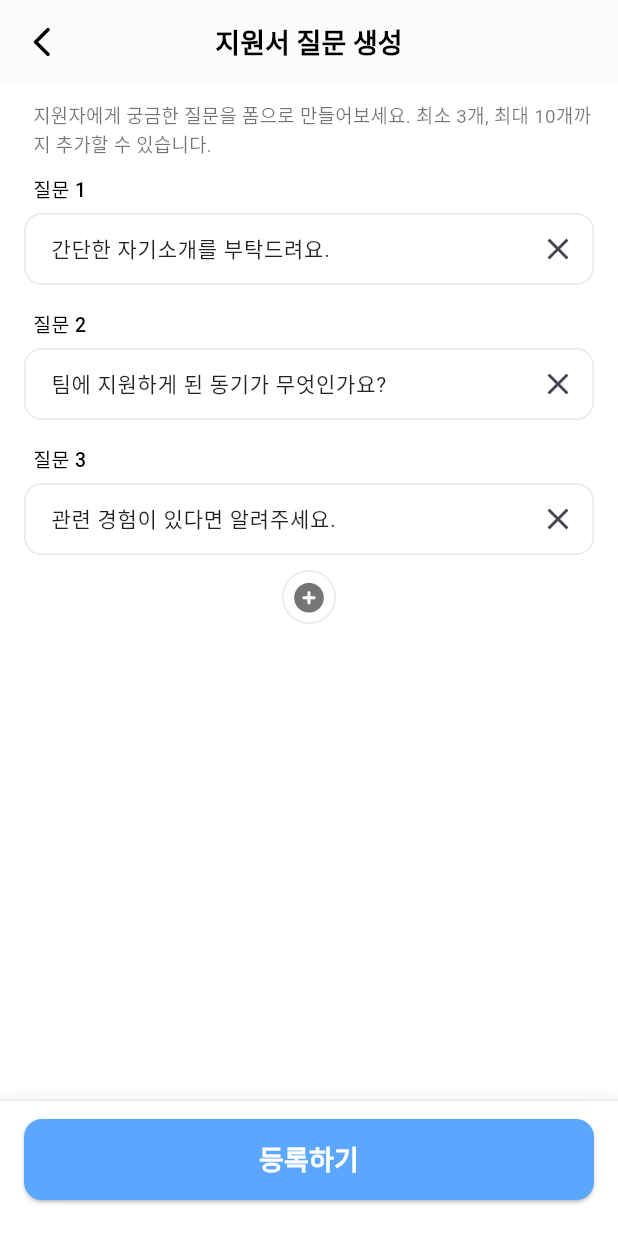
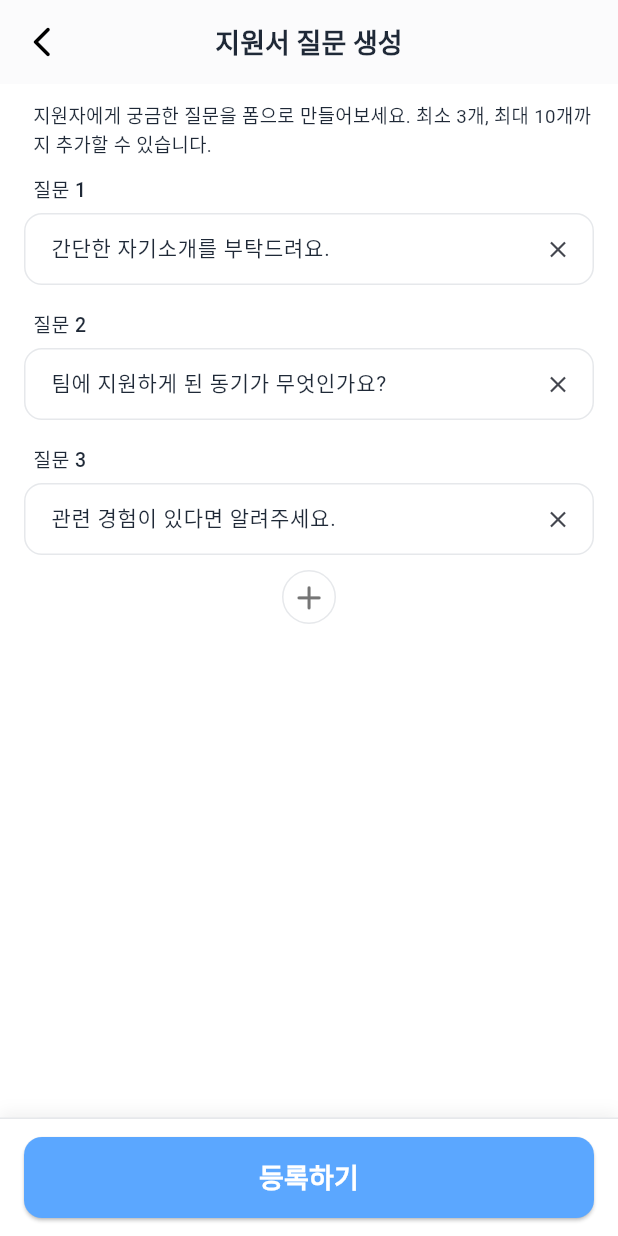
Before and after one commit to ikjunoob/matching, a Flutter app: the QuestionBuilderScreen screen opened directly, on a phone screen of 412 x 824 dp. Run offline on Flutter 3.47's test engine with Material 3 defaults, Android fonts, the phone set to English and light mode, and no system bars; our stand-ins replace calendar_date_picker2, dotted_border, dropdown_button2, file_picker, font_awesome_flutter, google_fonts and 2 more; network calls fail; Roboto replaces fonts that are missing (Pretendard).

Commit message:
feedback3_거의다고침

```diff
--- a/lib/screens/question_builder_screen.dart
+++ b/lib/screens/question_builder_screen.dart
@@ -26,23 +26,29 @@ class _QuestionBuilderScreenState extends State<QuestionBuilderScreen> {
   ];
 
   final List<TextEditingController> _controllers = [];
+  final List<bool> _hintOn = []; // ▷ 각 필드의 hint 표시 여부
   final _formKey = GlobalKey<FormState>();
 
-  TextEditingController _newController([String? initial]) {
+  TextEditingController _newController({
+    String? initial,
+    required bool showHint,
+  }) {
     final c = TextEditingController(text: initial ?? "");
-    // 텍스트 변할 때 우측 'x' 표시 갱신용
     c.addListener(() {
-      if (mounted) setState(() {});
+      if (mounted) setState(() {}); // x 아이콘 갱신
     });
+    _hintOn.add(showHint);
     return c;
   }
 
   @override
   void initState() {
     super.initState();
-    // 처음 3개는 플레이스홀더를 "실제 텍스트"로 채워둠
+    // 초기 3개는 "실제 텍스트 값"으로 채워둠. (힌트는 표시할 필요 없음)
     for (int i = 0; i < _minCount; i++) {
-      _controllers.add(_newController(_placeholders[i]));
+      _controllers.add(
+        _newController(initial: _placeholders[i], showHint: false),
+      );
     }
   }
 
@@ -58,7 +64,10 @@ class _QuestionBuilderScreenState extends State<QuestionBuilderScreen> {
     if (_controllers.length >= _maxCount) return;
     final idx = _controllers.length;
     final seed = idx < _placeholders.length ? _placeholders[idx] : "";
-    setState(() => _controllers.add(_newController(seed)));
+    // 새로 추가된 칸은 플레이스홀더를 "실제 텍스트"로 미리 넣고 싶으면 showHint:false + initial:seed
+    // 빈 칸으로 추가하고 싶으면: initial:null, showHint:true
+    _controllers.add(_newController(initial: seed, showHint: false));
+    setState(() {});
   }
 
   void _removeQuestion() {
@@ -66,6 +75,7 @@ class _QuestionBuilderScreenState extends State<QuestionBuilderScreen> {
     setState(() {
       final last = _controllers.removeLast();
       last.dispose();
+      _hintOn.removeLast();
     });
   }
 
@@ -74,12 +84,15 @@ class _QuestionBuilderScreenState extends State<QuestionBuilderScreen> {
 
   InputDecoration _whiteFieldDecoration({
     required TextEditingController controller,
+    required bool showHint,
     String? hint,
   }) {
     return InputDecoration(
-      hintText: hint ?? "",
+      hintText: showHint
+          ? (hint ?? "")
+          : null, // ▷ x 누르면 showHint=false 로 바뀌어 빈칸 유지
       hintStyle: const TextStyle(
-        color: Color(0xFF1F2937),
+        color: Color(0xFF111827),
         fontSize: 14,
         height: 1.35,
       ),
@@ -98,14 +111,25 @@ class _QuestionBuilderScreenState extends State<QuestionBuilderScreen> {
         borderRadius: BorderRadius.all(Radius.circular(12)),
       ),
       contentPadding: const EdgeInsets.symmetric(horizontal: 14, vertical: 12),
-      // 우측 'x' 아이콘 (텍스트 있을 때만 보이게)
+
+      // ▷ 'x' : 크기 줄이고, 탭 영역은 유지
       suffixIcon: controller.text.isNotEmpty
           ? IconButton(
+              icon: const Icon(Icons.close, size: 18),
+              padding: EdgeInsets.zero,
+              constraints: const BoxConstraints(minWidth: 36, minHeight: 36),
+              onPressed: () {
+                controller.clear(); // 텍스트 삭제
+                final i = _controllers.indexOf(controller);
+                if (i != -1) _hintOn[i] = false; // ▷ 힌트도 비활성화 → 완전 빈 박스
+                setState(() {});
+              },
               tooltip: "지우기",
-              icon: const Icon(Icons.close),
-              onPressed: () => controller.clear(),
             )
           : null,
+
+      // (선택) suffixIcon 위치 미세조정이 필요하면 suffixIconConstraints로 조절 가능
+      // suffixIconConstraints: const BoxConstraints.tightFor(height: 40, width: 40),
     );
   }
 
@@ -117,7 +141,7 @@ class _QuestionBuilderScreenState extends State<QuestionBuilderScreen> {
         style: const TextStyle(
           fontSize: 13,
           fontWeight: FontWeight.w500,
-          color: Colors.black,
+          color: Color(0xFF1F2937),
         ),
       ),
     );
@@ -141,11 +165,15 @@ class _QuestionBuilderScreenState extends State<QuestionBuilderScreen> {
         ),
         child: Icon(
           icon,
-          size: 20,
+          size: 18, // 살짝 더 작게
           color: enabled ? Colors.black54 : Colors.black26,
         ),
       ),
     );
+
+    // ▼ 만약 FontAwesome의 plusCircle / minusCircle을 쓰고 싶다면
+    //    위 컨테이너의 원·테두리를 제거해야 "겹침"이 안 보임:
+    // return IconButton(icon: FaIcon(FontAwesomeIcons.plusCircle), onPressed: onTap);
   }
 
   void _submit() {
@@ -176,7 +204,7 @@ class _QuestionBuilderScreenState extends State<QuestionBuilderScreen> {
         title: const Text(
           "지원서 질문 생성",
           style: TextStyle(
-            color: Colors.black,
+            color: Color(0xFF1F2937),
             fontWeight: FontWeight.w700,
             fontSize: 18,
           ),
@@ -197,12 +225,11 @@ class _QuestionBuilderScreenState extends State<QuestionBuilderScreen> {
                   padding: EdgeInsets.only(left: 6.0, bottom: 10),
                   child: Text(
                     "지원자에게 궁금한 질문을 폼으로 만들어보세요. 최소 3개, 최대 10개까지 추가할 수 있습니다.",
-                    style: TextStyle(fontSize: 12.5, color: Colors.black54),
+                    style: TextStyle(fontSize: 12.5, color: Color(0xFF1F2937)),
                   ),
                 ),
                 ...List.generate(_controllers.length, (index) {
                   final number = index + 1;
-                  // 플레이스홀더는 "입력값이 비어있을 때만" 안내용으로 사용
                   final hint = (index < _placeholders.length)
                       ? _placeholders[index]
                       : null;
@@ -220,10 +247,11 @@ class _QuestionBuilderScreenState extends State<QuestionBuilderScreen> {
                           style: const TextStyle(
                             fontSize: 14,
                             height: 1.35,
-                            color: Colors.black87,
+                            color: Color(0xFF1F2937),
                           ),
                           decoration: _whiteFieldDecoration(
                             controller: _controllers[index],
+                            showHint: _hintOn[index],
                             hint: hint,
                           ),
                         ),
@@ -234,16 +262,14 @@ class _QuestionBuilderScreenState extends State<QuestionBuilderScreen> {
                               mainAxisAlignment: MainAxisAlignment.center,
                               children: [
                                 if (_controllers.length == _minCount)
-                                  // ➕ FontAwesome로 교체
                                   _circleIconButton(
-                                    icon: FontAwesomeIcons.plusCircle,
+                                    icon: FontAwesomeIcons.plus, // ← 원 없는 아이콘
                                     onTap: _addQuestion,
                                     enabled: _canAdd,
                                   )
                                 else if (_controllers.length == _maxCount)
-                                  // ➖ FontAwesome로 교체
                                   _circleIconButton(
-                                    icon: FontAwesomeIcons.minusCircle,
+                                    icon: FontAwesomeIcons.minus, // ← 원 없는 아이콘
                                     onTap: _removeQuestion,
                                     enabled: _canRemove,
                                   )
@@ -251,13 +277,13 @@ class _QuestionBuilderScreenState extends State<QuestionBuilderScreen> {
                                   Row(
                                     children: [
                                       _circleIconButton(
-                                        icon: FontAwesomeIcons.plusCircle,
+                                        icon: FontAwesomeIcons.plus,
                                         onTap: _addQuestion,
                                         enabled: _canAdd,
                                       ),
                                       const SizedBox(width: 12),
                                       _circleIconButton(
-                                        icon: FontAwesomeIcons.minusCircle,
+                                        icon: FontAwesomeIcons.minus,
                                         onTap: _removeQuestion,
                                         enabled: _canRemove,
                                       ),
@@ -276,7 +302,7 @@ class _QuestionBuilderScreenState extends State<QuestionBuilderScreen> {
         ),
       ),
       bottomSheet: Container(
-        padding: const EdgeInsets.fromLTRB(16, 12, 16, 16 + 8),
+        padding: const EdgeInsets.fromLTRB(16, 12, 16, 12),
         decoration: const BoxDecoration(
           color: Colors.white,
           border: Border(top: BorderSide(color: Color(0xFFE6E8EB), width: 1)),
@@ -284,7 +310,7 @@ class _QuestionBuilderScreenState extends State<QuestionBuilderScreen> {
             BoxShadow(
               color: Color(0x0F000000),
               blurRadius: 8,
-              offset: Offset(0, -1),
+              offset: Offset(0, -3),
             ),
           ],
         ),
--- a/pubspec.yaml
+++ b/pubspec.yaml
@@ -15,7 +15,7 @@ dependencies:
   permission_handler: ^12.0.1
   intl: ^0.20.2
   file_picker: ^10.3.1
-  font_awesome_flutter: ^10.7.0
+  font_awesome_flutter: ^10.10.0
   dropdown_button2: ^2.3.9
   google_fonts: ^6.0.0
   dotted_border: ^2.1.0
```
Also changed, not shown: pubspec.lock.
